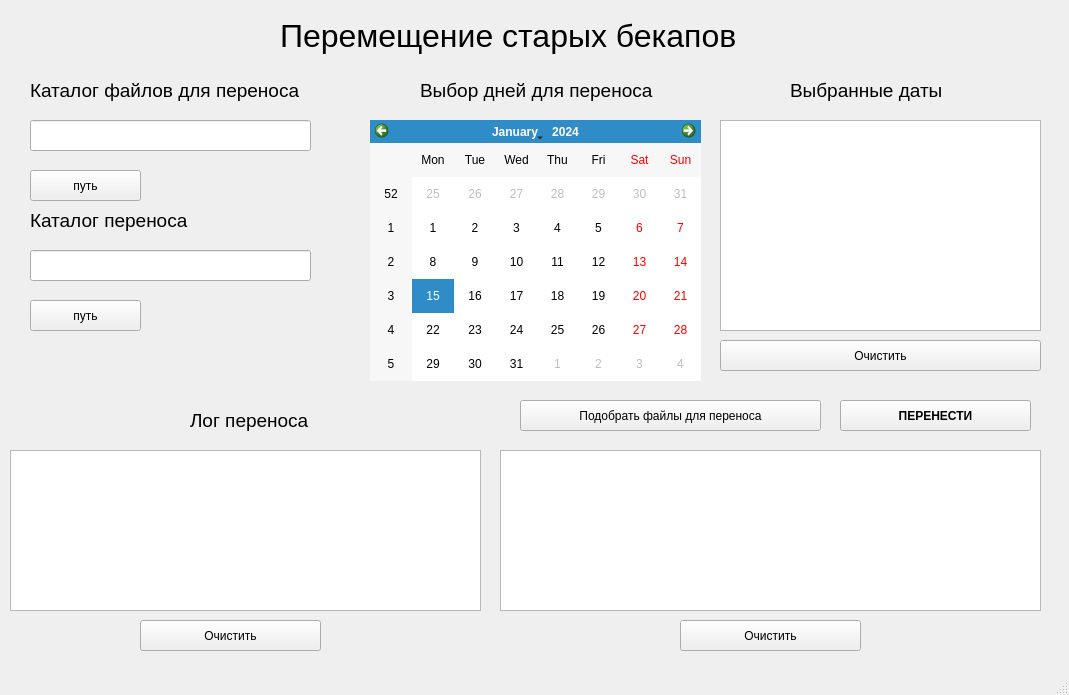
Qt form tracker_reloc.ui (kvirus/pyprogram) before a commit.
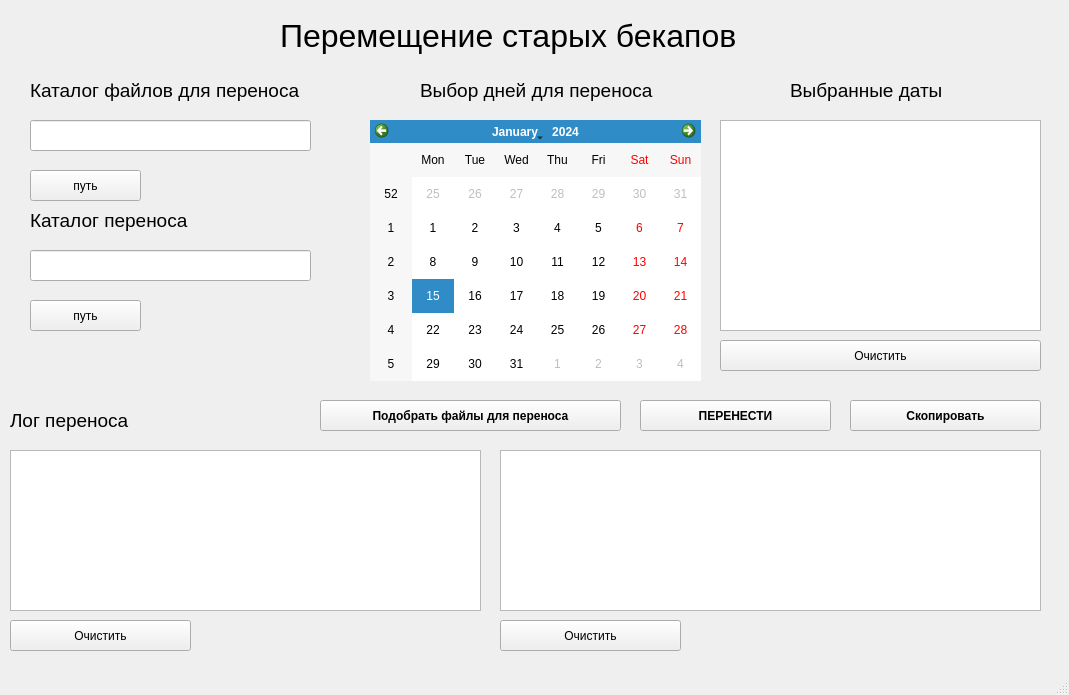
The same form after that commit.

```diff
--- a/tracker_reloc.ui
+++ b/tracker_reloc.ui
@@ -76,7 +76,7 @@
    <widget class="QPushButton" name="pushButton">
     <property name="geometry">
      <rect>
-      <x>840</x>
+      <x>640</x>
       <y>400</y>
       <width>191</width>
       <height>31</height>
@@ -151,12 +151,18 @@
    <widget class="QPushButton" name="pushButton_2">
     <property name="geometry">
      <rect>
-      <x>520</x>
+      <x>320</x>
       <y>400</y>
       <width>301</width>
       <height>31</height>
      </rect>
     </property>
+    <property name="font">
+     <font>
+      <weight>75</weight>
+      <bold>true</bold>
+     </font>
+    </property>
     <property name="text">
      <string>Подобрать файлы для переноса</string>
     </property>
@@ -218,7 +224,7 @@
    <widget class="QLabel" name="label_6">
     <property name="geometry">
      <rect>
-      <x>190</x>
+      <x>10</x>
       <y>410</y>
       <width>131</width>
       <height>21</height>
@@ -246,7 +252,7 @@
    <widget class="QPushButton" name="pushButton_5">
     <property name="geometry">
      <rect>
-      <x>140</x>
+      <x>10</x>
       <y>620</y>
       <width>181</width>
       <height>31</height>
@@ -259,7 +265,7 @@
    <widget class="QPushButton" name="pushButton_6">
     <property name="geometry">
      <rect>
-      <x>680</x>
+      <x>500</x>
       <y>620</y>
       <width>181</width>
       <height>31</height>
@@ -282,6 +288,25 @@
      <string>Очистить</string>
     </property>
    </widget>
+   <widget class="QPushButton" name="pushButton_7">
+    <property name="geometry">
+     <rect>
+      <x>850</x>
+      <y>400</y>
+      <width>191</width>
+      <height>31</height>
+     </rect>
+    </property>
+    <property name="font">
+     <font>
+      <weight>75</weight>
+      <bold>true</bold>
+     </font>
+    </property>
+    <property name="text">
+     <string>Скопировать</string>
+    </property>
+   </widget>
   </widget>
   <widget class="QMenuBar" name="menubar">
    <property name="geometry">
```
